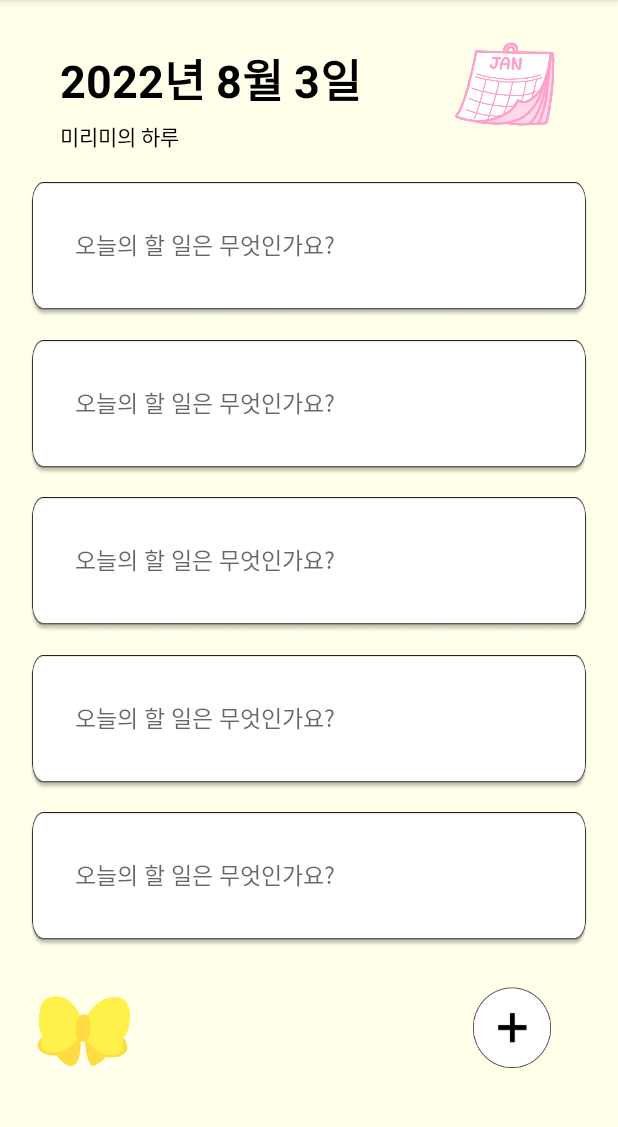
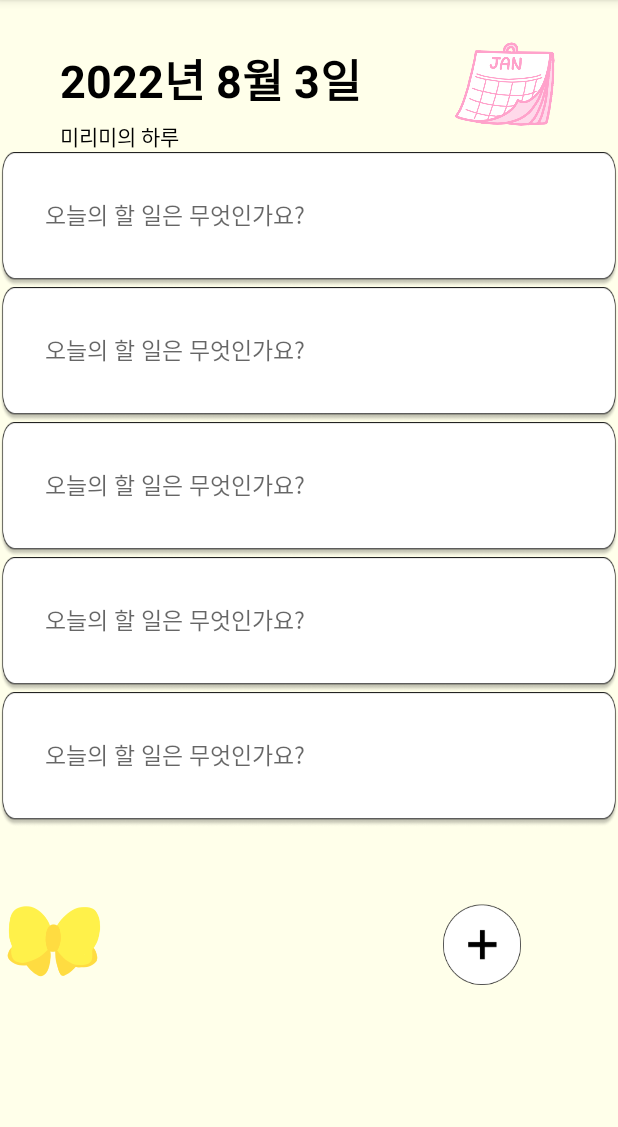
Before and after one commit to seungchae1/DoitMirimis, an Android app: the MainActivity screen opened directly, with no data from a screen before it, on a phone screen of 412 x 824 dp, the part 84-1211 px from its top. Run offline under Robolectric (Android 15) with nearby library versions, the phone set to English and light mode, and no system bars.

Commit message:
plus 버튼 누르면 입력 창이 추가되고 스크롤 기능이 생김

```diff
--- a/app/src/main/java/kr/hs/emirim/s2125/doitmirimis/MainActivity.java
+++ b/app/src/main/java/kr/hs/emirim/s2125/doitmirimis/MainActivity.java
@@ -3,39 +3,58 @@ package kr.hs.emirim.s2125.doitmirimis;
 import androidx.appcompat.app.AppCompatActivity;
 
 import android.content.Intent;
+import android.icu.util.MeasureUnit;
 import android.os.Bundle;
+import android.view.Gravity;
 import android.view.View;
+import android.view.ViewGroup;
+import android.widget.Button;
+import android.widget.EditText;
+import android.widget.FrameLayout;
 import android.widget.ImageButton;
+import android.widget.LinearLayout;
 
 public class MainActivity extends AppCompatActivity {
-
+    LinearLayout frame;
     @Override
     protected void onCreate(Bundle savedInstanceState) {
         super.onCreate(savedInstanceState);
         setContentView(R.layout.activity_main);
+        frame = findViewById(R.id.frame);
         ImageButton btnCharacter = findViewById(R.id.btn_char);
         ImageButton btnCalendar = findViewById(R.id.btn_calendar);
         btnCharacter.setOnClickListener(btnListener);
         btnCalendar.setOnClickListener(btnListener);
+        ImageButton btnPlus = findViewById(R.id.plus);
+        btnPlus.setOnClickListener(btnListener);
     }
-    //
+
     View.OnClickListener btnListener = new View.OnClickListener() {
         @Override
         public void onClick(View view) {
             Intent intent = null;
-            switch (view.getId()){
+            switch (view.getId()) {
                 case R.id.btn_calendar:
                     intent = new Intent(MainActivity.this, CalendarActivity.class);
                     startActivity(intent);
                     break;
                 case R.id.btn_char:
                     intent = new Intent(MainActivity.this, CharacterActivity.class);
-                    intent.putExtra("back","main");
+                    intent.putExtra("back", "main");
                     startActivity(intent);
                     break;
+                case R.id.plus:
+                    EditText newEdit = new EditText(MainActivity.this);
+                    FrameLayout.LayoutParams params = new FrameLayout.LayoutParams(ViewGroup.LayoutParams.MATCH_PARENT, 90);
+                    newEdit.setLayoutParams(params);
+                    newEdit.setBackgroundResource(R.drawable.rectangle1);
+                    newEdit.setGravity(Gravity.TOP);
+                    newEdit.setTextSize(15);
+                    newEdit.setHint("오늘의 할 일은 무엇인가요?");
+                    newEdit.setTextSize(15);
+                    newEdit.setPadding(80,100,80,80);
+                    frame.addView(newEdit);
             }
         }
     };
-
-
 }
--- a/app/src/main/res/layout/activity_main.xml
+++ b/app/src/main/res/layout/activity_main.xml
@@ -19,8 +19,7 @@
             android:layout_height="78dp"
             android:layout_marginLeft="280dp"
             android:layout_marginTop="18dp"
-            android:background="@drawable/calender_img"
-            />
+            android:background="@drawable/calender_img"/>
         <TextView
             android:layout_width="match_parent"
             android:layout_height="wrap_content"
@@ -38,19 +37,20 @@
             android:textColor="#000000"
             android:text="미리미의 하루"/>
     </FrameLayout>
-
-    <FrameLayout
+    <ScrollView
+    android:layout_width="match_parent"
+    android:layout_height="500dp">
+        <LinearLayout
+            android:id="@+id/frame"
             android:layout_width="match_parent"
             android:layout_height="wrap_content"
-        android:layout_marginLeft="20dp"
-        android:layout_marginRight="20dp">
+            android:orientation="vertical">
             <EditText
                 android:id="@+id/box1"
                 android:ems="10"
                 android:gravity="top"
                 android:hint="오늘의 할 일은 무엇인가요?"
                 android:textSize="15sp"
-            android:layout_marginTop="20dp"
                 android:padding="30dp"
                 android:background="@drawable/rectangle1"
                 android:layout_width="match_parent"
@@ -61,7 +61,6 @@
                 android:gravity="top"
                 android:hint="오늘의 할 일은 무엇인가요?"
                 android:textSize="15sp"
-            android:layout_marginTop="125dp"
                 android:padding="30dp"
                 android:background="@drawable/rectangle1"
                 android:layout_width="match_parent"
@@ -72,7 +71,6 @@
                 android:gravity="top"
                 android:hint="오늘의 할 일은 무엇인가요?"
                 android:textSize="15sp"
-            android:layout_marginTop="230dp"
                 android:padding="30dp"
                 android:background="@drawable/rectangle1"
                 android:layout_width="match_parent"
@@ -83,7 +81,6 @@
                 android:gravity="top"
                 android:hint="오늘의 할 일은 무엇인가요?"
                 android:textSize="15sp"
-            android:layout_marginTop="335dp"
                 android:padding="30dp"
                 android:background="@drawable/rectangle1"
                 android:layout_width="match_parent"
@@ -94,24 +91,28 @@
                 android:gravity="top"
                 android:hint="오늘의 할 일은 무엇인가요?"
                 android:textSize="15sp"
-            android:layout_marginTop="440dp"
                 android:padding="30dp"
                 android:background="@drawable/rectangle1"
                 android:layout_width="match_parent"
                 android:layout_height="90dp" />
+        </LinearLayout>
+
+    </ScrollView>
+    <FrameLayout
+        android:layout_width="match_parent"
+        android:layout_height="wrap_content">
         <ImageButton
             android:id="@+id/btn_char"
             android:layout_width="70dp"
             android:layout_height="65dp"
-            android:layout_marginTop="560dp"
             android:background="@drawable/image3"/>
+
         <ImageButton
             android:id="@+id/plus"
             android:layout_width="52dp"
             android:layout_height="55dp"
             android:layout_marginBottom="10dp"
             android:layout_marginLeft="295dp"
-            android:layout_marginTop="555dp"
             app:layout_constraintBottom_toBottomOf="parent"
             app:layout_constraintEnd_toEndOf="parent"
             app:layout_constraintHorizontal_bias="0.508"
```
Lines whose indentation alone changed are shown as unchanged.
